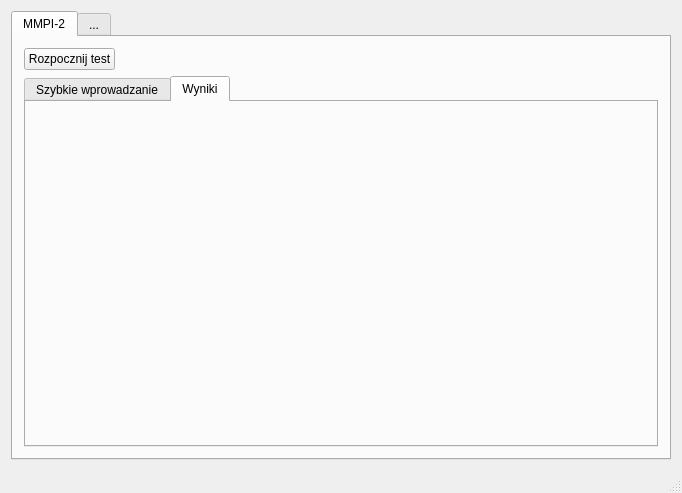
Old version of the form mainwindow.ui in the repository brzeszczot/NeuroTool.
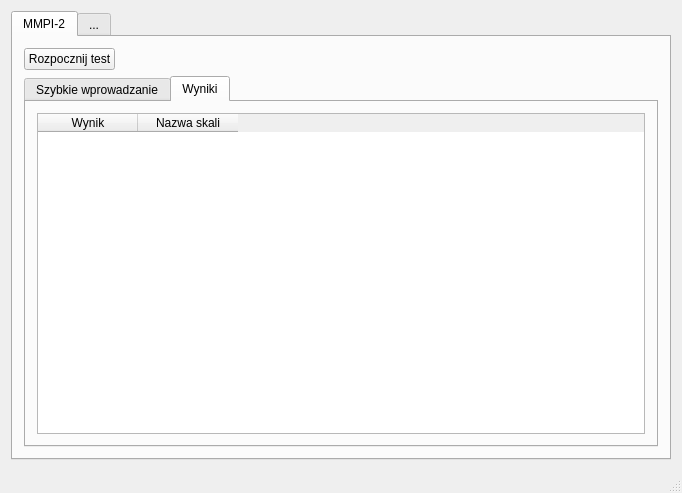
New version of the form. The open tabs and pages were chosen to show the change.

Commit message: mmpi2 results table initiated

Patch:
```diff
--- a/mainwindow.ui
+++ b/mainwindow.ui
@@ -102,6 +102,25 @@
            <attribute name="title">
             <string>Wyniki</string>
            </attribute>
+           <layout class="QHBoxLayout" name="horizontalLayout_4">
+            <item>
+             <widget class="QTableWidget" name="tableWidget_2">
+              <attribute name="verticalHeaderVisible">
+               <bool>false</bool>
+              </attribute>
+              <column>
+               <property name="text">
+                <string>Wynik</string>
+               </property>
+              </column>
+              <column>
+               <property name="text">
+                <string>Nazwa skali</string>
+               </property>
+              </column>
+             </widget>
+            </item>
+           </layout>
           </widget>
          </widget>
         </item>
```
The commit also changes 3 other files.
